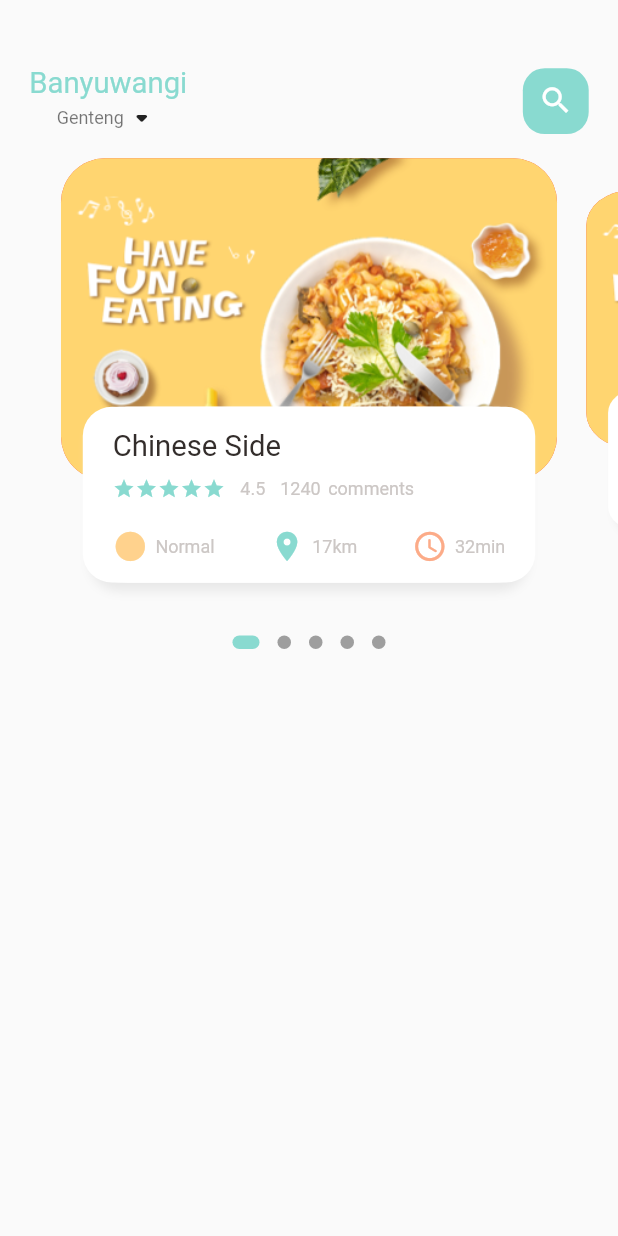
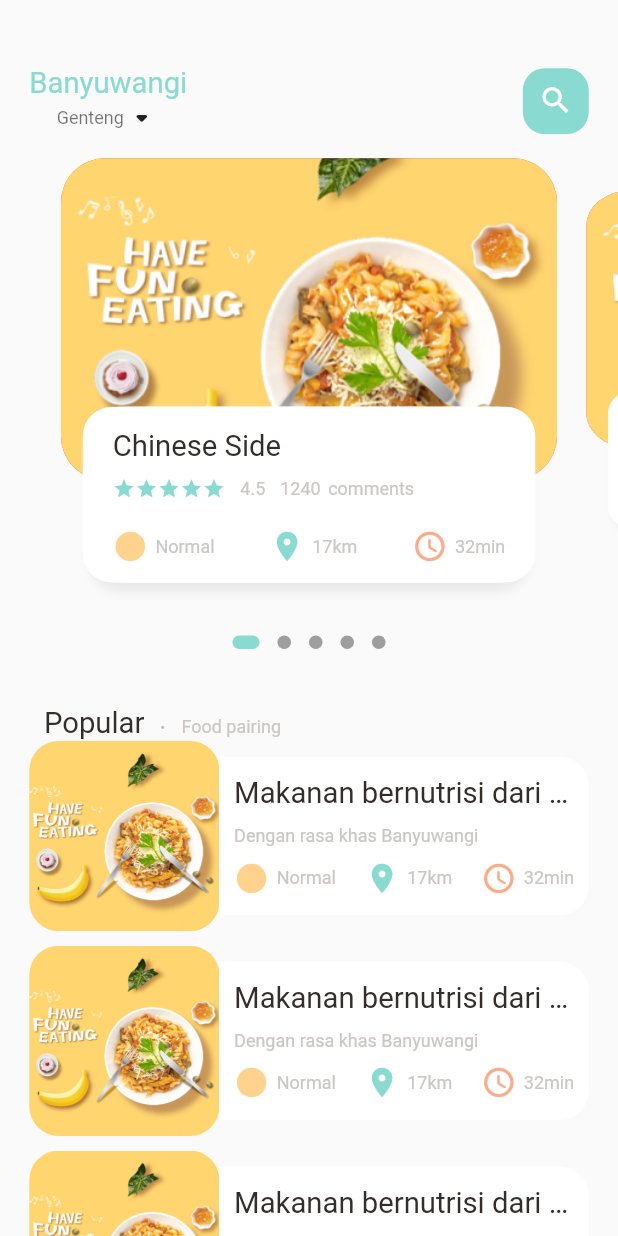
Before and after one commit to Khoruma/food_delivery, a Flutter app: the screen it shows after launch, on a phone screen of 412 x 824 dp. Run offline on Flutter 3.47's test engine with Material 2 defaults, Android fonts, the phone set to English and light mode, and no system bars; drawn by our look-alikes of dots_indicator; our stand-ins replace get.

Commit message:
home page done

```diff
--- a/lib/home/food_page_body.dart
+++ b/lib/home/food_page_body.dart
@@ -53,8 +53,113 @@ class _FoodPageBodyState extends State<FoodPageBody> {
             activeShape: RoundedRectangleBorder(
                 borderRadius: BorderRadius.circular(5.0)),
           ),
-        )
+        ),
         //popular text
+        SizedBox(
+          height: Dimensions.height30,
+        ),
+        Container(
+          margin: EdgeInsets.only(left: Dimensions.width30),
+          child: Row(
+            crossAxisAlignment: CrossAxisAlignment.end,
+            children: [
+              BigText(text: "Popular"),
+              SizedBox(
+                width: Dimensions.width10,
+              ),
+              Container(
+                margin: const EdgeInsets.only(bottom: 3),
+                child: BigText(
+                  text: ".",
+                  color: Colors.black26,
+                ),
+              ),
+              SizedBox(
+                width: Dimensions.width10,
+              ),
+              Container(
+                margin: const EdgeInsets.only(bottom: 2),
+                child: SmallText(text: "Food pairing"),
+              ),
+            ],
+          ),
+        ),
+        //list of food and images
+        ListView.builder(
+          physics: NeverScrollableScrollPhysics(),
+          shrinkWrap: true,
+          itemCount: 10,
+          itemBuilder: (context, index) {
+            return Container(
+              margin: EdgeInsets.only(
+                  left: Dimensions.width20,
+                  right: Dimensions.width20,
+                  bottom: Dimensions.height10),
+              child: Row(
+                children: [
+                  //image section
+                  Container(
+                    width: Dimensions.listViewImgSize,
+                    height: Dimensions.listViewImgSize,
+                    decoration: BoxDecoration(
+                      borderRadius: BorderRadius.circular(Dimensions.radius20),
+                      color: Colors.white38,
+                      image: DecorationImage(
+                        fit: BoxFit.cover,
+                        image: AssetImage("assets/image/food0.png"),
+                      ),
+                    ),
+                  ),
+                  //text container
+                  Expanded(
+                    child: Container(
+                      height: Dimensions.listViewTextContSize,
+                      decoration: BoxDecoration(
+                        color: Colors.white,
+                        borderRadius: BorderRadius.only(
+                          topRight: Radius.circular(Dimensions.radius20),
+                          bottomRight: Radius.circular(Dimensions.radius20),
+                        ),
+                      ),
+                      child: Padding(
+                        padding: EdgeInsets.only(
+                            left: Dimensions.width10,
+                            right: Dimensions.width10),
+                        child: Column(
+                          crossAxisAlignment: CrossAxisAlignment.start,
+                          mainAxisAlignment: MainAxisAlignment.center,
+                          children: [
+                            BigText(text: "Makanan bernutrisi dari Banyuwangi"),
+                            SizedBox(height: Dimensions.height10),
+                            SmallText(text: "Dengan rasa khas Banyuwangi"),
+                            SizedBox(height: Dimensions.height10),
+                            Row(
+                                mainAxisAlignment:
+                                    MainAxisAlignment.spaceBetween,
+                                children: const [
+                                  IconsAndTextWidget(
+                                      text: "Normal",
+                                      icon: Icons.circle_sharp,
+                                      iconColor: AppColors.iconColor1),
+                                  IconsAndTextWidget(
+                                      text: "17km",
+                                      icon: Icons.location_on,
+                                      iconColor: AppColors.mainColor),
+                                  IconsAndTextWidget(
+                                      text: "32min",
+                                      icon: Icons.access_time_rounded,
+                                      iconColor: AppColors.iconColor2),
+                                ])
+                          ],
+                        ),
+                      ),
+                    ),
+                  )
+                ],
+              ),
+            );
+          },
+        ),
       ],
     );
   }
--- a/lib/home/main_food_pages.dart
+++ b/lib/home/main_food_pages.dart
@@ -60,7 +60,11 @@ class _MainFoodPagesState extends State<MainFoodPages> {
             ),
           )),
           //showing the body
-          const FoodPageBody()
+          Expanded(
+            child: SingleChildScrollView(
+              child: FoodPageBody(),
+            ),
+          )
         ],
       )),
     );
--- a/lib/utils/dimension.dart
+++ b/lib/utils/dimension.dart
@@ -22,12 +22,19 @@ class Dimensions {
   static double width30 = screenHeight/28.13;
   static double width45 = screenHeight/18.76;
 
+  //dynamic font
   static double font20 = screenHeight/42.2;
 
+  //dynamic icon
   static double icon15 = screenHeight/56.26;
   static double icon24 = screenHeight/35.17;
 
+  //dynamic radius
   static double radius15 = screenHeight/56.27;
   static double radius20 = screenHeight/42.2;
   static double radius30 = screenHeight/28.13;
+
+  //list view size
+  static double listViewImgSize = screenWidth/3.25;
+  static double listViewTextContSize = screenWidth/3.9;
 }
```
